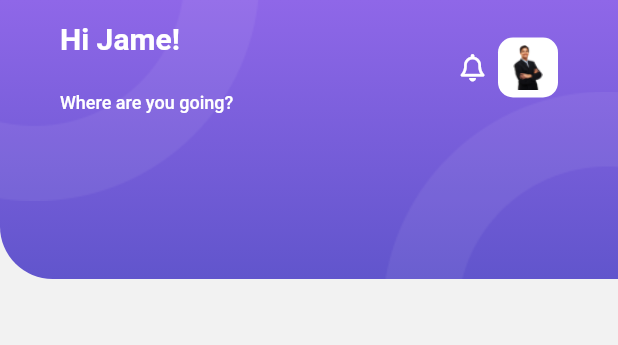
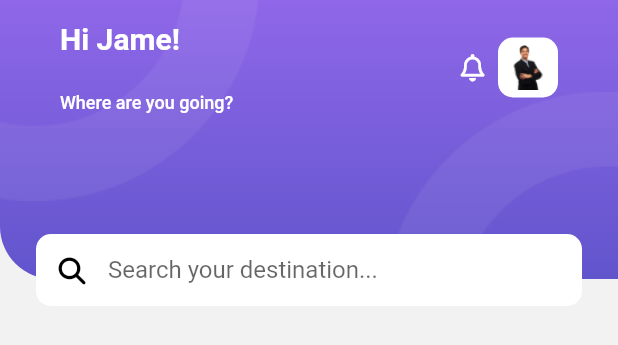
Before and after one commit to oanhlewkm/travel-app, a Flutter app: the HomeScreen widget shown alone on an empty page, opened directly, on a phone screen of 412 x 824 dp. Shown: the top 345 px of the screen. Run offline on Flutter 3.47's test engine with Material 2 defaults, Android fonts, the phone set to English and light mode, and no system bars; our stand-ins replace flutter_svg, font_awesome_flutter, hive_flutter, salomon_bottom_bar, smooth_page_indicator; accounts and stored records are empty.

Commit message:
search input

```diff
--- a/lib/representation/screen/home_screen.dart
+++ b/lib/representation/screen/home_screen.dart
@@ -18,7 +18,7 @@ class _HomeScreenState extends State<HomeScreen> {
   Widget build(BuildContext context) {
     return AppBarContainerWidge(
       title: Padding(
-        padding: EdgeInsets.all(kMediumPadding),
+        padding: const EdgeInsets.all(kMediumPadding),
         child: Row(
           children: [
             Column(
@@ -67,7 +67,37 @@ class _HomeScreenState extends State<HomeScreen> {
           ],
         ),
       ),
-      child: Container(),
+      child: Column(
+        children: const [
+          TextField(
+            decoration: InputDecoration(
+              filled: true,
+              fillColor: Colors.white,
+              hintText: 'Search your destination...',
+              prefixIcon: Padding(
+                padding: EdgeInsets.all(kTopPadding),
+                child: Icon(
+                  FontAwesomeIcons.magnifyingGlass,
+                  color: Colors.black,
+                  size: kDefaultIconSize,
+                ),
+              ),
+              border: OutlineInputBorder(
+                borderSide: BorderSide.none,
+                borderRadius: BorderRadius.all(
+                  Radius.circular(kItemPadding),
+                ),
+              ),
+              contentPadding: EdgeInsets.symmetric(
+                horizontal: kItemPadding,
+              ),
+            ),
+          ),
+          SizedBox(
+            height: kItemPadding,
+          )
+        ],
+      ),
     );
   }
 }
```
